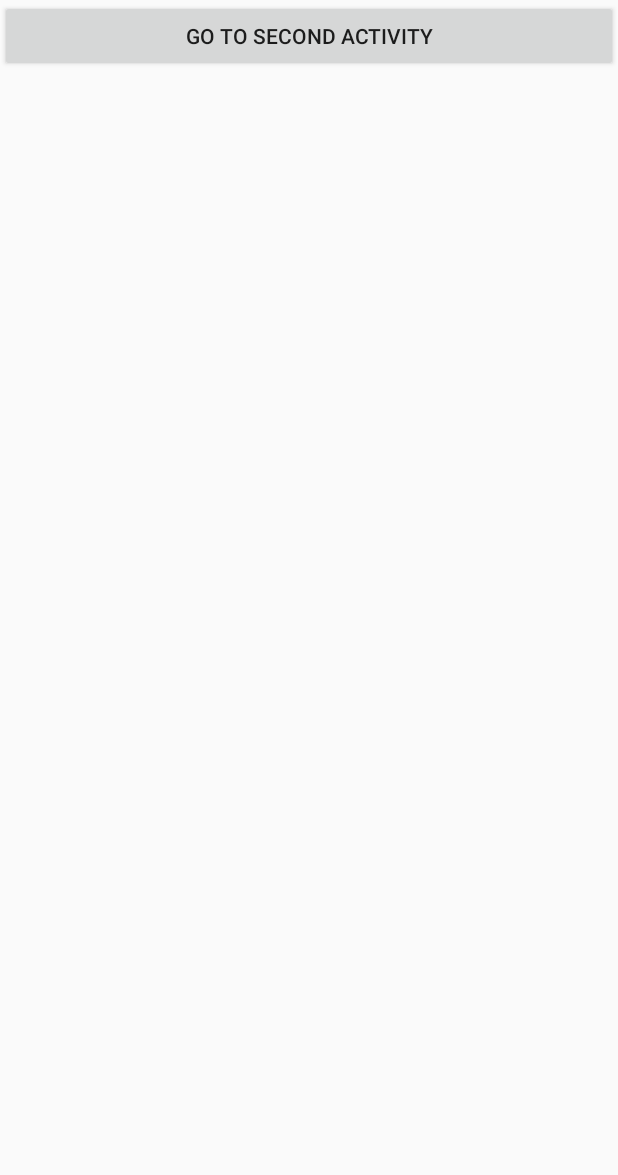
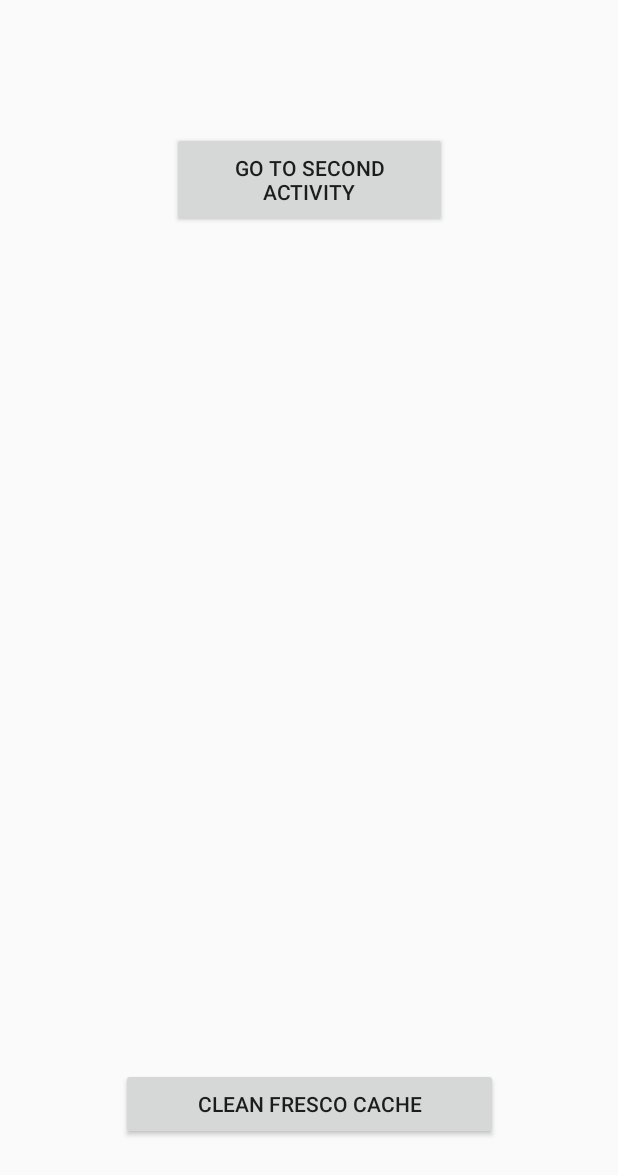
Before and after one commit to binwin20/frescoDemo, an Android app: the screen it shows after launch (MainActivity), on a phone screen of 412 x 824 dp. Shown: the top 1175 px of the screen. Run offline under Robolectric (Android 15) with nearby library versions, the phone set to English and light mode, and no system bars; libraries missing offline, so code that uses them is left out: com.facebook.drawee; 1 statement that could not run was skipped.

Commit message:
1. Update url 2. Add network security config 3. Add clean cache entrance

```diff
--- a/app/src/main/java/com/binwin20/frescodemo/MainActivity.kt
+++ b/app/src/main/java/com/binwin20/frescodemo/MainActivity.kt
@@ -4,6 +4,7 @@ import android.app.Activity
 import android.content.Intent
 import android.os.Bundle
 import android.widget.Button
+import com.facebook.drawee.backends.pipeline.Fresco
 
 /**
  *
@@ -18,5 +19,9 @@ class MainActivity : Activity() {
         button.setOnClickListener({
             startActivity(Intent(this, SecondActivity::class.java))
         })
+        val cleanCacheButton: Button = findViewById(R.id.clean_cache_button)
+        cleanCacheButton.setOnClickListener({
+            Fresco.getImagePipeline().clearCaches()
+        })
     }
 }
--- a/app/src/main/java/com/binwin20/frescodemo/SecondActivity.kt
+++ b/app/src/main/java/com/binwin20/frescodemo/SecondActivity.kt
@@ -15,6 +15,6 @@ class SecondActivity: Activity() {
         super.onCreate(savedInstanceState)
         setContentView(R.layout.activity_second)
         val draweeView: SimpleDraweeView = findViewById(R.id.image_view)
-        draweeView.setImageURI("SimpleDraweeView")
+        draweeView.setImageURI(Constant.URL)
     }
 }
--- a/app/src/main/res/layout/activity_main.xml
+++ b/app/src/main/res/layout/activity_main.xml
@@ -8,8 +8,28 @@
 
     <Button
         android:id="@+id/goto_second_button"
-        android:layout_width="match_parent"
+        android:layout_width="183dp"
+        android:layout_height="64dp"
+        android:layout_marginEnd="8dp"
+        android:layout_marginStart="8dp"
+        android:layout_marginTop="88dp"
+        android:text="@string/go_to_second_activity"
+        app:layout_constraintEnd_toEndOf="parent"
+        app:layout_constraintHorizontal_bias="0.502"
+        app:layout_constraintStart_toStartOf="parent"
+        app:layout_constraintTop_toTopOf="parent" />
+
+    <Button
+        android:id="@+id/clean_cache_button"
+        android:layout_width="251dp"
         android:layout_height="wrap_content"
-        android:text="@string/go_to_second_activity" />
+        android:layout_marginBottom="64dp"
+        android:layout_marginEnd="8dp"
+        android:layout_marginStart="8dp"
+        android:text="@string/clean_fresco_cache"
+        app:layout_constraintBottom_toBottomOf="parent"
+        app:layout_constraintEnd_toEndOf="parent"
+        app:layout_constraintHorizontal_bias="0.504"
+        app:layout_constraintStart_toStartOf="parent" />
 
 </android.support.constraint.ConstraintLayout>
--- a/app/src/main/res/values/strings.xml
+++ b/app/src/main/res/values/strings.xml
@@ -1,4 +1,5 @@
 <resources>
     <string name="app_name">FrescoDemo</string>
     <string name="go_to_second_activity">Go to Second Activity</string>
+    <string name="clean_fresco_cache">Clean Fresco Cache</string>
 </resources>
```
Also changed, not shown: app/src/main/AndroidManifest.xml (+7 -2 lines), app/src/main/java/com/binwin20/frescodemo/Constant.kt (added, +10 -0 lines), app/src/main/res/xml/network_security_debug.xml (added, +10 -0 lines).
